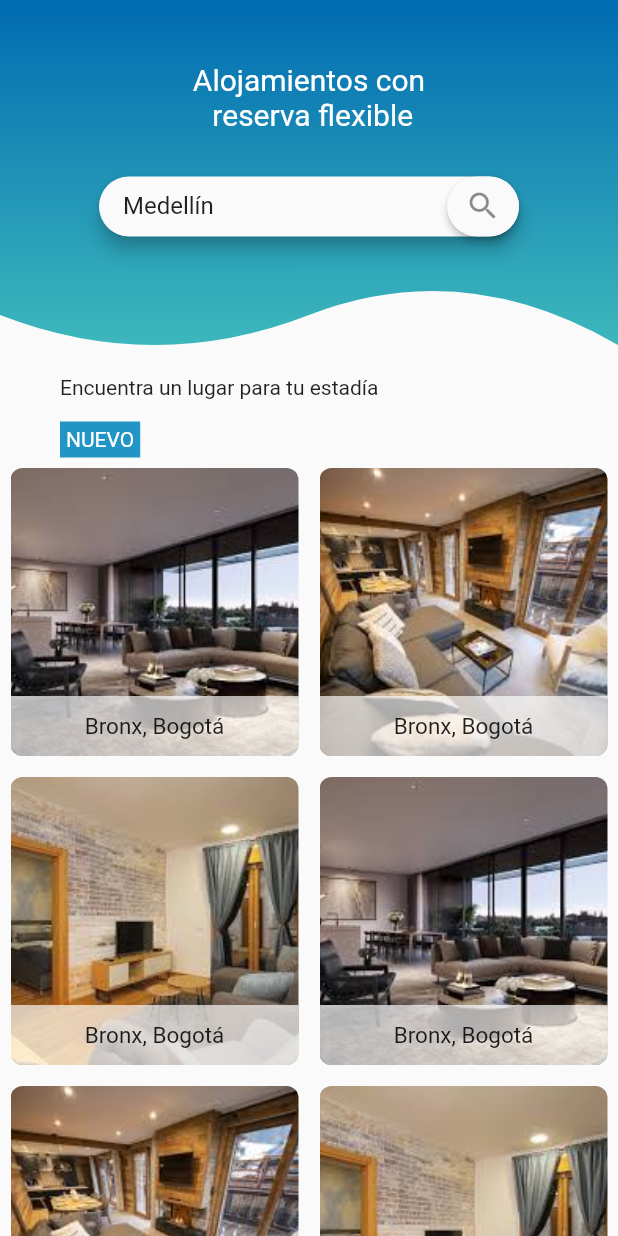
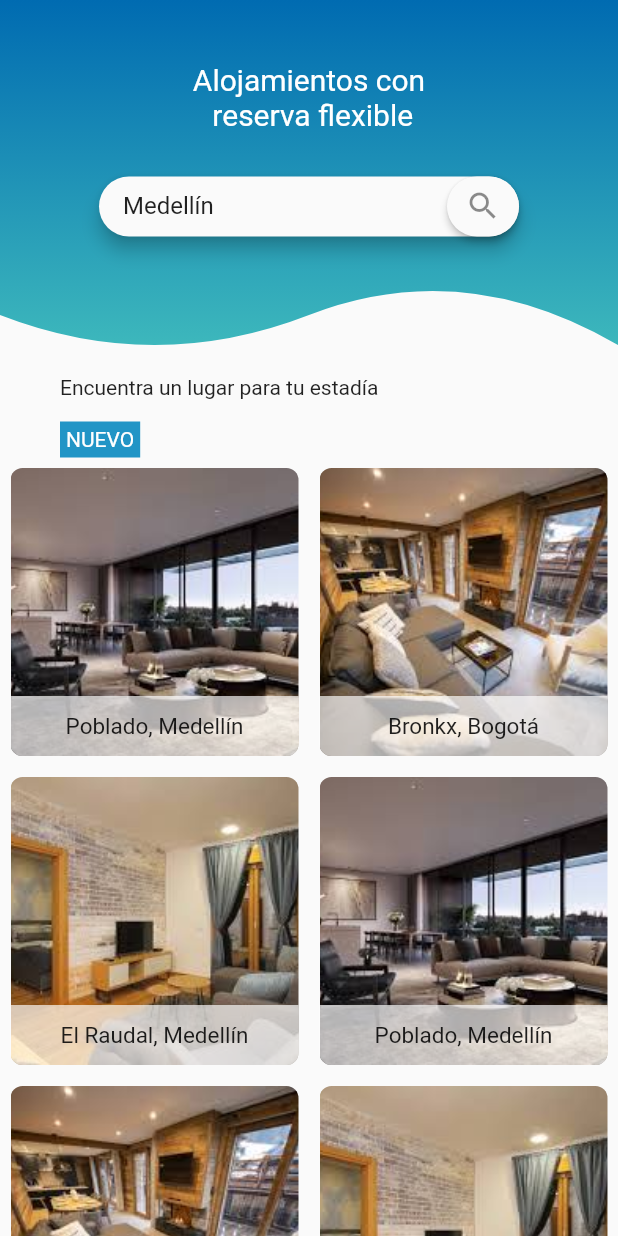
Before and after one commit to DanielJaramillo94/rentNrooms, a Flutter app: the screen it shows after launch, on a phone screen of 412 x 824 dp. Run offline on Flutter 3.47's test engine with Material 2 defaults, Android fonts, the phone set to English and light mode, and no system bars; missing offline and left inert: date_range_picker.

```diff
--- a/lib/main.dart
+++ b/lib/main.dart
@@ -1,6 +1,10 @@
 import 'package:flutter/material.dart';
 import 'package:rent_n_rooms/date.dart';
 import 'package:rent_n_rooms/home_card.dart';
+
+import 'package:provider/provider.dart';
+import 'package:rent_n_rooms/models/home_card.model.dart';
+import 'package:rent_n_rooms/providers/home_cards.provider.dart';
 
 void main() => runApp(MyApp());
 
@@ -17,7 +21,8 @@ class MyApp extends StatelessWidget {
       theme: ThemeData(
           // primarySwatch: Colors.blue, ⚠️⚠️
           ),
-      home: MyHomePage(),
+      home: ChangeNotifierProvider<HomeCardsProvider>(
+          create: (context) => HomeCardsProvider(), child: MyHomePage()),
     );
   }
 }
@@ -135,16 +140,14 @@ class _MyHomePageState extends State<MyHomePage> {
           SliverGrid.count(
             crossAxisCount: 2,
             children: List.generate(6, (index) {
-              const apartments = [ //⚠️⚠️THIS IS JUST FOR TESTING PURPOSES⚠️⚠️
-                'assets/images/apartment1.jpg',
-                'assets/images/apartment2.jpg',
-                'assets/images/apartment3.jpg',
-                ];
+              var homeCardsProv = Provider.of<HomeCardsProvider>(context);
+              HomeCard homeCard = homeCardsProv.getLocalHomeCards()[index % 3];
               return Center(
                 child: Padding(
                   padding: const EdgeInsets.all(7.0),
                   child: HomeCardBuilder(
-                      imgURL: apartments[index % 3], location: 'Bronx, Bogotá'),
+                      imgURL: homeCard.imgURL,
+                      location: homeCard.location),
                 ),
               );
             }),
--- /dev/null
+++ b/lib/providers/home_cards.provider.dart
@@ -0,0 +1,37 @@
+import 'package:flutter/foundation.dart';
+import 'package:rent_n_rooms/models/home_card.model.dart';
+import 'package:rent_n_rooms/repositories/home_cards.repository.dart';
+
+class HomeCardsProvider with ChangeNotifier {
+  List<HomeCard> _homeCards;
+  HomeCardRepository _homeCardRepository = HomeCardRepository();
+  bool _loading = true;
+
+  String fakeAparmentName = 'This is a fake name';
+
+  String getApartmentName() {
+    return fakeAparmentName;
+  }
+
+  setApartmentName(newName) {
+    fakeAparmentName = newName;
+    notifyListeners();
+  }
+
+  Future<String> getFutureApartmentName() async {
+    return await Future.delayed(
+      Duration(seconds: 5),
+      () =>'This a future name!'
+    );
+  }
+
+  Future<List<HomeCard>> getHomeCards() async {
+    return await _homeCardRepository.fetchHomeCards();
+  }
+
+  List<HomeCard> getLocalHomeCards() {
+    return _homeCardRepository.localHomeCards();
+  }
+
+  HomeCard getCard(int index) => _homeCards[index];
+}
--- a/lib/repositories/home_cards.repository.dart
+++ b/lib/repositories/home_cards.repository.dart
@@ -6,6 +6,14 @@ import 'package:rent_n_rooms/models/home_card.model.dart';
 class HomeCardRepository {
 
   final String url = 'https://reqres.in/api/users';
+
+  List<HomeCard> localHomeCards() {
+    return [
+      HomeCard('assets/images/apartment1.jpg', 'Poblado, Medellín'),
+      HomeCard('assets/images/apartment2.jpg', 'Bronkx, Bogotá'),
+      HomeCard('assets/images/apartment3.jpg', 'El Raudal, Medellín'),
+      ];
+  }
 
   Future<List<HomeCard>> fetchHomeCards() async {
     http.Response response =  await http.get(url);
--- a/pubspec.yaml
+++ b/pubspec.yaml
@@ -20,6 +20,7 @@ dependencies:
   date_range_picker: ^1.0.6
   flutter:
     sdk: flutter
+  provider: ^4.0.5+1
   http: ^0.12.1
 
   # The following adds the Cupertino Icons font to your application.
```
Also changed, not shown: pubspec.lock.
